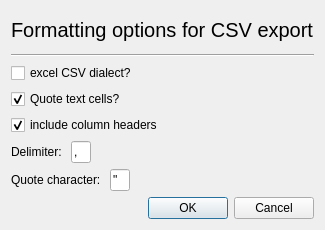
Above: csv_export_options_dlg.ui from gdietz/OpenMEE before the change. Below: the same form after it.
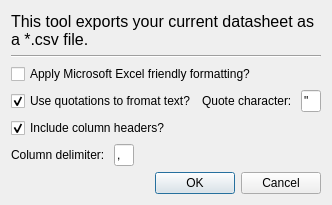
That is the form after the change.

Commit message: csv export dialog prettying up

The edit to the form file:
```diff
--- a/csv_export_options_dlg.ui
+++ b/csv_export_options_dlg.ui
@@ -6,8 +6,8 @@
    <rect>
     <x>0</x>
     <y>0</y>
-    <width>275</width>
-    <height>230</height>
+    <width>315</width>
+    <height>205</height>
    </rect>
   </property>
   <property name="windowTitle">
@@ -18,11 +18,14 @@
     <widget class="QLabel" name="label">
      <property name="font">
       <font>
-       <pointsize>15</pointsize>
+       <pointsize>12</pointsize>
       </font>
      </property>
      <property name="text">
-      <string>Formatting options for CSV export</string>
+      <string>This tool exports your current datasheet as a *.csv file.</string>
+     </property>
+     <property name="wordWrap">
+      <bool>true</bool>
      </property>
     </widget>
    </item>
@@ -36,60 +39,24 @@
    <item>
     <widget class="QCheckBox" name="excel_dialect_chkbox">
      <property name="text">
-      <string>excel CSV dialect?</string>
+      <string>Apply Microsoft Excel friendly formatting?</string>
      </property>
     </widget>
    </item>
    <item>
-    <widget class="QCheckBox" name="quote_text_cells_chkbox">
-     <property name="text">
-      <string>Quote text cells?</string>
-     </property>
-     <property name="checked">
-      <bool>true</bool>
-     </property>
-    </widget>
-   </item>
-   <item>
-    <widget class="QCheckBox" name="include_headers_chkbox">
-     <property name="text">
-      <string>include column headers</string>
-     </property>
-     <property name="checked">
-      <bool>true</bool>
-     </property>
-    </widget>
-   </item>
-   <item>
-    <layout class="QHBoxLayout" name="horizontalLayout">
+    <layout class="QHBoxLayout" name="horizontalLayout_2">
      <item>
-      <widget class="QLabel" name="delimter_lbl">
+      <widget class="QCheckBox" name="quote_text_cells_chkbox">
        <property name="text">
-        <string>Delimiter: </string>
+        <string>Use quotations to fromat text?</string>
        </property>
-      </widget>
-     </item>
-     <item>
-      <widget class="QLineEdit" name="delimeter_le">
-       <property name="sizePolicy">
-        <sizepolicy hsizetype="Fixed" vsizetype="Fixed">
-         <horstretch>0</horstretch>
-         <verstretch>0</verstretch>
-        </sizepolicy>
+       <property name="checked">
+        <bool>true</bool>
        </property>
-       <property name="maximumSize">
-        <size>
-         <width>20</width>
-         <height>16777215</height>
-        </size>
-       </property>
-       <property name="text">
-        <string>,</string>
-       </property>
       </widget>
      </item>
      <item>
-      <spacer name="horizontalSpacer">
+      <spacer name="horizontalSpacer_2">
        <property name="orientation">
         <enum>Qt::Horizontal</enum>
        </property>
@@ -101,10 +68,6 @@
        </property>
       </spacer>
      </item>
-    </layout>
-   </item>
-   <item>
-    <layout class="QHBoxLayout" name="horizontalLayout_2">
      <item>
       <widget class="QLabel" name="quotechar_lbl">
        <property name="text">
@@ -131,8 +94,48 @@
        </property>
       </widget>
      </item>
+    </layout>
+   </item>
+   <item>
+    <widget class="QCheckBox" name="include_headers_chkbox">
+     <property name="text">
+      <string>Include column headers?</string>
+     </property>
+     <property name="checked">
+      <bool>true</bool>
+     </property>
+    </widget>
+   </item>
+   <item>
+    <layout class="QHBoxLayout" name="horizontalLayout">
      <item>
-      <spacer name="horizontalSpacer_2">
+      <widget class="QLabel" name="delimter_lbl">
+       <property name="text">
+        <string>Column delimiter: </string>
+       </property>
+      </widget>
+     </item>
+     <item>
+      <widget class="QLineEdit" name="delimeter_le">
+       <property name="sizePolicy">
+        <sizepolicy hsizetype="Fixed" vsizetype="Fixed">
+         <horstretch>0</horstretch>
+         <verstretch>0</verstretch>
+        </sizepolicy>
+       </property>
+       <property name="maximumSize">
+        <size>
+         <width>20</width>
+         <height>16777215</height>
+        </size>
+       </property>
+       <property name="text">
+        <string>,</string>
+       </property>
+      </widget>
+     </item>
+     <item>
+      <spacer name="horizontalSpacer">
        <property name="orientation">
         <enum>Qt::Horizontal</enum>
        </property>
```
The commit also changes 2 other files.
